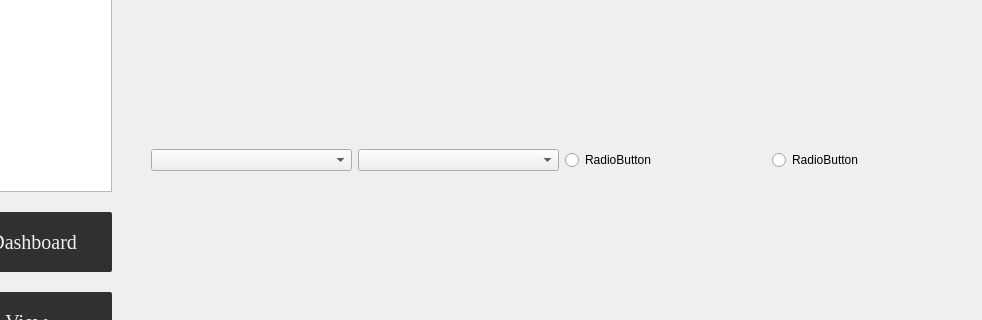
Above: CHCenter/baseform.ui from dongFangTuring/CHCenter before the change; both pictures show x 118 to 1100 and y 231 to 551 of the 1100 by 800 pixel window. Below: the same form after it.
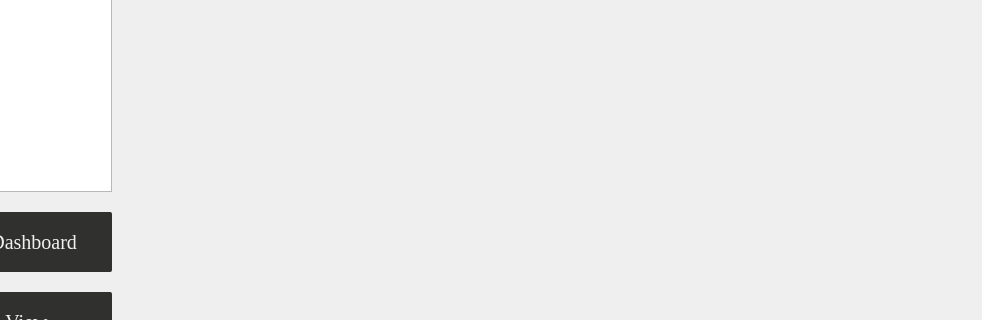
That is the form after the change. The open tabs and pages were chosen to show the change.

```diff
--- a/CHCenter/baseform.ui
+++ b/CHCenter/baseform.ui
@@ -1408,24 +1408,7 @@
         <widget class="QWidget" name="PageLogger">
          <layout class="QHBoxLayout" name="horizontalLayout_8">
           <item>
-           <widget class="QComboBox" name="comboBox_2"/>
-          </item>
-          <item>
-           <widget class="QComboBox" name="comboBox"/>
-          </item>
-          <item>
-           <widget class="QRadioButton" name="radioButton_4">
-            <property name="text">
-             <string>RadioButton</string>
-            </property>
-           </widget>
-          </item>
-          <item>
-           <widget class="QRadioButton" name="radioButton_5">
-            <property name="text">
-             <string>RadioButton</string>
-            </property>
-           </widget>
+           <layout class="QVBoxLayout" name="PageCSVLoggerLayout"/>
           </item>
          </layout>
         </widget>
```
Left out of the diff: 8 changed lines with no effect on the pictures.
